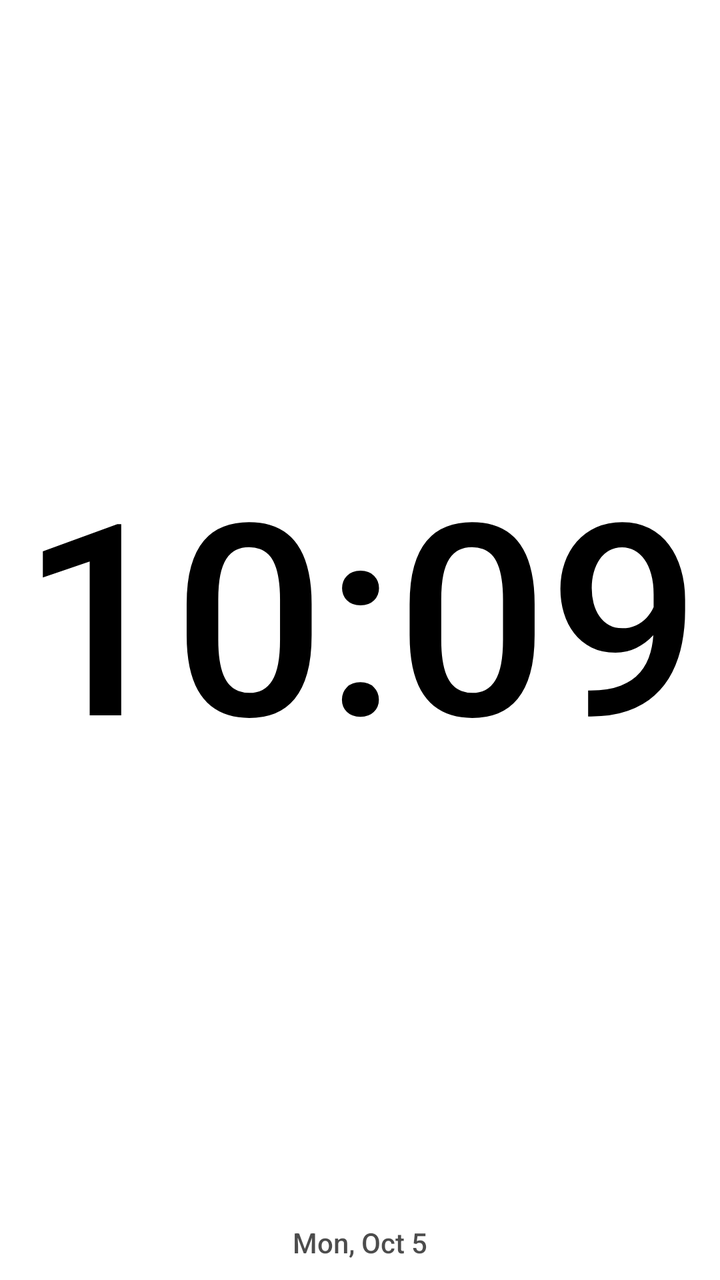
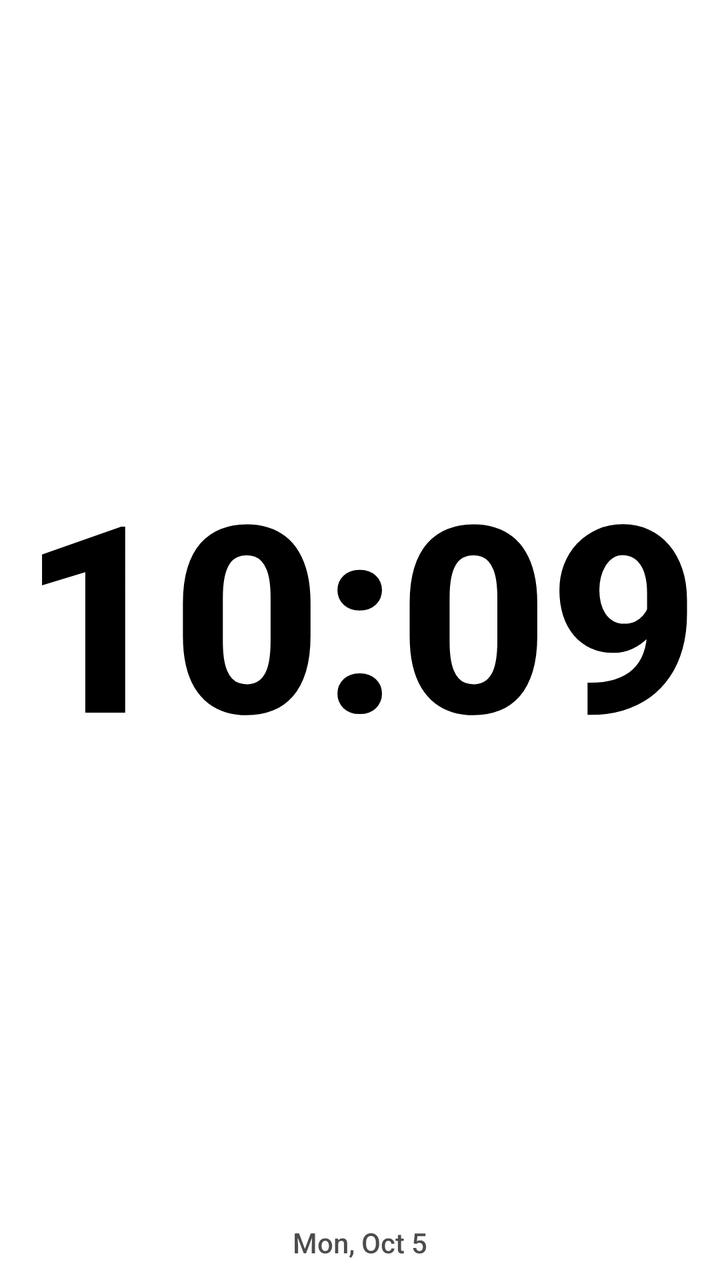

Two renders of the same Android screen: before a commit and after it. Below are the layout's source before the change and the commit's diff.
<!-- AndroidManifest.xml: application theme AppTheme -->
<!-- res/layout/ul_clock_preview_square_light.xml -->
<?xml version="1.0" encoding="utf-8"?>
<LinearLayout xmlns:android="http://schemas.android.com/apk/res/android"
    android:layout_width="match_parent"
    android:layout_height="match_parent"
    android:orientation="vertical"
    android:gravity="center"
    android:background="@drawable/ul_clock_card_light"
    android:padding="@dimen/ul_clock_padding">

    <TextView
        android:layout_width="match_parent"
        android:layout_height="0dp"
        android:layout_weight="1"
        android:gravity="center"
        android:maxLines="1"
        android:includeFontPadding="false"
        android:fontFamily="sans-serif-medium"
        android:text="10:09"
        android:textColor="#000000"
        android:autoSizeTextType="uniform"
        android:autoSizeMinTextSize="14sp"
        android:autoSizeMaxTextSize="160sp" />

    <TextView
        android:layout_width="match_parent"
        android:layout_height="wrap_content"
        android:gravity="center"
        android:maxLines="1"
        android:includeFontPadding="false"
        android:fontFamily="sans-serif-medium"
        android:text="@string/ul_clock_preview_date"
        android:textColor="#B3000000"
        android:textSize="14sp" />
</LinearLayout>
<!-- resources referenced by this layout -->
<resources>
  <dimen name="ul_clock_padding">10dp</dimen>
  <!-- drawable ul_clock_card_light (drawable) -->
  <?xml version="1.0" encoding="utf-8"?>
  <shape xmlns:android="http://schemas.android.com/apk/res/android" android:shape="rectangle">
      <solid android:color="#FFFFFF" />
      <corners android:radius="@dimen/ul_clock_corner_radius" />
  </shape>
  <string name="ul_clock_preview_date">Mon, Oct 5</string>
  <style name="AppTheme" parent="@style/LauncherTheme" />
  <dimen name="ul_clock_corner_radius">36dp</dimen>
  <style name="DynamicColorsBaseLauncherTheme" parent="@style/BaseLauncherTheme">
      </style>
  <color name="materialColorSurfaceContainerHigh">@android:color/system_neutral1_100</color>
  <color name="materialColorSurfaceDim">@android:color/system_neutral1_200</color>
  <color name="materialColorSurfaceContainerHighest">@android:color/system_neutral1_200</color>
  <color name="materialColorSurfaceContainerLow">@android:color/system_neutral1_50</color>
  <color name="materialColorSurfaceBright">@android:color/system_neutral1_10</color>
  <color name="materialColorOutlineVariant">@android:color/system_neutral2_200</color>
  <color name="popup_color_primary_light">#FFF</color>
  <color name="popup_color_secondary_light">#F1F3F4</color>
  <color name="popup_color_tertiary_light">#E0E0E0</color>
  <color name="system_on_surface_light">@android:color/system_neutral1_900</color>
  <color name="popup_shade_first_light">#F9F9F9</color>
  <color name="popup_shade_second_light">#F1F1F1</color>
  <color name="popup_shade_third_light">#E2E2E2</color>
  <color name="popup_notification_dot_light">#FFF</color>
  <color name="notification_dot_color_light">#6DD58C</color>
  <color name="workspace_text_color_light">#FFF</color>
  <color name="page_indicator_dot_color_light">@android:color/system_accent1_600</color>
  <color name="page_indicator_arrow_bg_light">#000000</color>
  <color name="materialColorSecondaryFixed">@android:color/system_accent2_100</color>
  <color name="materialColorOnSecondaryFixedVariant">@android:color/system_accent2_700</color>
  <color name="folder_preview_light">#7FCFFF</color>
  <color name="folder_background_light">#EFEDED</color>
  <color name="folder_text_color_light">#1F1F1F</color>
  <color name="folder_hint_text_color_light">#444746</color>
  <color name="materialColorSurfaceContainerLowest">@android:color/system_neutral1_0</color>
  <color name="materialColorOnSurfaceVariant">@android:color/system_neutral2_700</color>
  <color name="workspace_accent_color_light">#D3E3FD</color>
  <color name="workspace_surface_color">#D3E3FD</color>
  <color name="drop_target_hover_text_color_light">#041E49</color>
  <color name="drop_target_hover_button_color_light">#D3E3FD</color>
  <color name="preload_icon_accent_color_light">#00668B</color>
  <color name="preload_icon_background_color_light">#B5CAD7</color>
  <style name="SwitchStyle" parent="@android:style/Widget.Material.CompoundButton.Switch">
          <item name="android:switchMinWidth">52dp</item>
          <item name="android:thumb">@drawable/home_settings_switch_thumb</item>
          <item name="android:track">@drawable/home_settings_switch_track</item>
      </style>
  <color name="materialColorOnSurface">@android:color/system_neutral1_900</color>
  <color name="widget_picker_header_app_title_color_light">@color/system_on_surface_light</color>
  <color name="widget_picker_header_app_subtitle_color_light">@color/system_on_surface_variant_light</color>
  <color name="widget_picker_search_text_color_light">@color/system_on_surface_variant_light</color>
  <color name="widget_cell_title_color_light">@color/system_on_surface_light</color>
  <color name="widget_cell_subtitle_color_light">@color/system_on_surface_variant_light</color>
  <color name="system_on_surface_variant_light">@android:color/system_neutral2_700</color>
  <!-- unchanged entries left out for length: 6 -->
</resources>

<!-- the commit's change to res/layout/ul_clock_preview_square_light.xml (unified diff, before → after) -->
@@ -15,6 +15,7 @@
         android:maxLines="1"
         android:includeFontPadding="false"
         android:fontFamily="sans-serif-medium"
+        android:textStyle="bold"
         android:text="10:09"
         android:textColor="#000000"
         android:autoSizeTextType="uniform"
